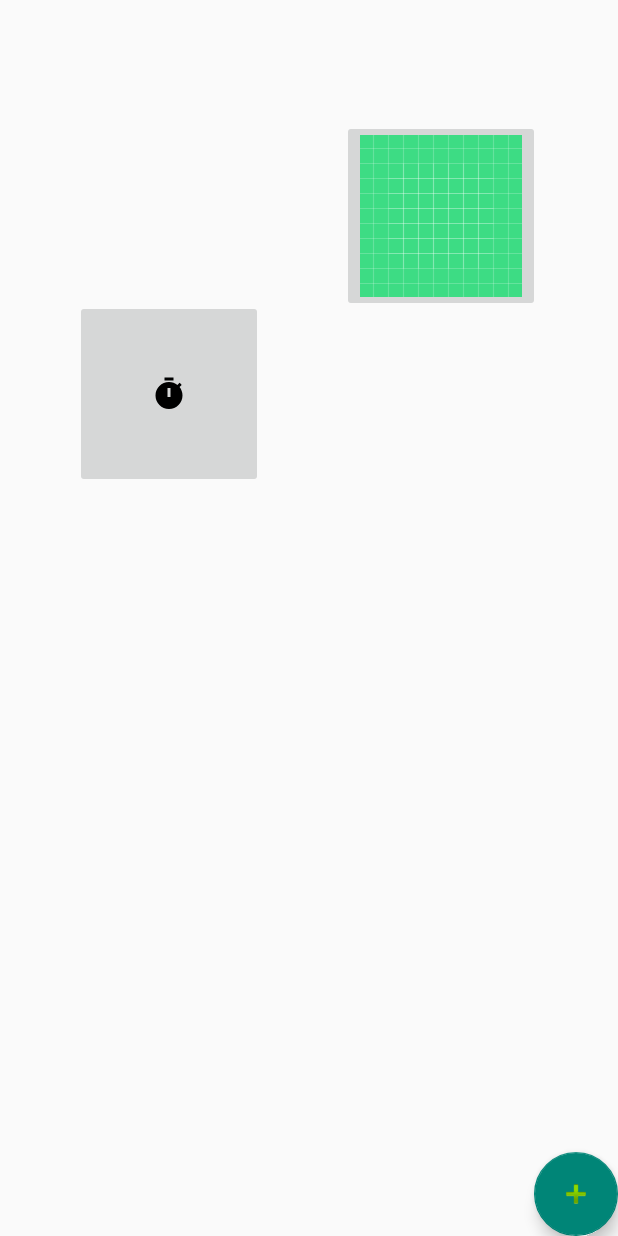
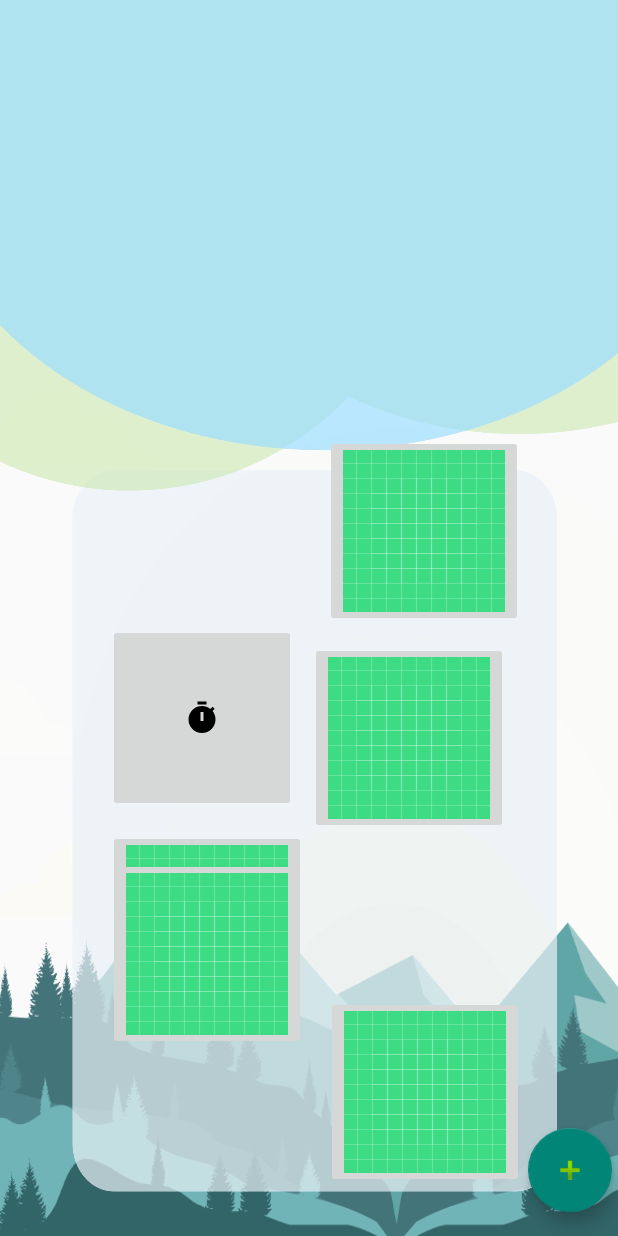
Before and after one commit to Som3on31/TestTimer, an Android app: the layout fragment_home.xml on its own in the app's theme, with its tools: preview values and no code run, on a phone screen of 412 x 824 dp. Run offline under Robolectric (Android 15) with nearby library versions, the phone set to English and light mode, and no system bars.

Commit message:
bg coupon, home

```diff
--- a/app/src/main/res/layout/fragment_coupon.xml
+++ b/app/src/main/res/layout/fragment_coupon.xml
@@ -1,6 +1,20 @@
 <?xml version="1.0" encoding="utf-8"?>
 <androidx.constraintlayout.widget.ConstraintLayout xmlns:android="http://schemas.android.com/apk/res/android"
+    xmlns:app="http://schemas.android.com/apk/res-auto"
+    xmlns:tools="http://schemas.android.com/tools"
     android:layout_width="match_parent"
-    android:layout_height="match_parent">
+    android:layout_height="match_parent"
+    android:background="@drawable/coupon_bg">
+
+    <!--    menu button-->
+    <Button
+        android:id="@+id/button"
+        android:layout_width="40dp"
+        android:layout_height="40dp"
+        android:layout_marginStart="24dp"
+        android:layout_marginTop="28dp"
+        android:background="@drawable/menu_icon2"
+        app:layout_constraintStart_toStartOf="parent"
+        app:layout_constraintTop_toTopOf="parent" />
 
 </androidx.constraintlayout.widget.ConstraintLayout>
--- a/app/src/main/res/layout/fragment_home.xml
+++ b/app/src/main/res/layout/fragment_home.xml
@@ -1,9 +1,10 @@
 <?xml version="1.0" encoding="utf-8"?>
 <androidx.constraintlayout.widget.ConstraintLayout xmlns:android="http://schemas.android.com/apk/res/android"
+    xmlns:app="http://schemas.android.com/apk/res-auto"
     xmlns:tools="http://schemas.android.com/tools"
     android:layout_width="match_parent"
     android:layout_height="match_parent"
-    xmlns:app="http://schemas.android.com/apk/res-auto"
+    android:background="@drawable/home_bg"
     tools:context=".HomeFragment">
 
     <TextView
@@ -19,47 +20,119 @@
         android:id="@+id/imageButton"
         android:layout_width="125dp"
         android:layout_height="125dp"
-        android:layout_marginStart="50dp"
+        android:layout_marginStart="72dp"
 
-
-        android:layout_marginTop="200dp"
+        android:layout_marginTop="416dp"
         android:contentDescription="@string/timericon"
         app:layout_constraintStart_toStartOf="parent"
         app:layout_constraintTop_toTopOf="parent"
         app:srcCompat="@drawable/baseline_timer_24"
         tools:layout_marginLeft="50dp"
-        tools:layout_marginTop="80dp" />
+        tools:layout_marginTop="300dp" />
 
     <ImageButton
         android:id="@+id/imageButton2"
         android:layout_width="wrap_content"
         android:layout_height="wrap_content"
-        android:layout_marginStart="228dp"
+        android:layout_marginStart="144dp"
 
-        android:layout_marginTop="80dp"
+        android:layout_marginTop="290dp"
+        android:contentDescription="@string/placeholder"
+        app:layout_constraintEnd_toEndOf="parent"
+
+        app:layout_constraintHorizontal_bias="0.015"
+        app:layout_constraintRight_toLeftOf="parent"
+        app:layout_constraintStart_toStartOf="@+id/imageButton"
+        app:layout_constraintTop_toTopOf="parent"
+        app:srcCompat="@drawable/ic_launcher_background"
+        tools:layout_marginLeft="40dp"
+        tools:layout_marginTop="300dp" />
+
+    <ImageButton
+        android:id="@+id/imageButton3"
+        android:layout_width="wrap_content"
+        android:layout_height="wrap_content"
+        android:layout_marginStart="72dp"
+
+        android:layout_marginTop="12dp"
+
+        android:layout_marginEnd="12dp"
+        android:contentDescription="@string/placeholder"
+        app:layout_constraintEnd_toStartOf="@+id/imageButton4"
+        app:layout_constraintHorizontal_bias="0.0"
+        app:layout_constraintStart_toStartOf="parent"
+        app:layout_constraintTop_toBottomOf="@+id/imageButton"
+        app:srcCompat="@drawable/ic_launcher_background"
+        tools:layout_marginLeft="40dp" />
+
+    <ImageButton
+        android:id="@+id/imageButton4"
+        android:layout_width="wrap_content"
+        android:layout_height="wrap_content"
+
+        android:layout_marginTop="10dp"
+        android:layout_marginBottom="5dp"
+        android:contentDescription="@string/placeholder"
+
+        app:layout_constraintBottom_toTopOf="@+id/imageButton6"
+        app:layout_constraintEnd_toEndOf="parent"
+        app:layout_constraintHorizontal_bias="0.738"
+        app:layout_constraintRight_toLeftOf="parent"
+        app:layout_constraintStart_toStartOf="parent"
+        app:layout_constraintTop_toBottomOf="@+id/imageButton2"
+        app:layout_constraintVertical_bias="0.0"
+        app:srcCompat="@drawable/ic_launcher_background"
+        tools:layout_marginLeft="40dp" />
+
+    <ImageButton
+        android:id="@+id/imageButton5"
+        android:layout_width="wrap_content"
+        android:layout_height="wrap_content"
+        android:layout_marginStart="72dp"
+
+        android:layout_marginTop="572dp"
         android:contentDescription="@string/placeholder"
         app:layout_constraintRight_toLeftOf="parent"
 
         app:layout_constraintStart_toStartOf="parent"
         app:layout_constraintTop_toTopOf="parent"
         app:srcCompat="@drawable/ic_launcher_background"
-        tools:layout_marginLeft="50dp"
-        tools:layout_marginTop="80dp" />
+        tools:layout_marginLeft="40dp" />
+
+    <ImageButton
+        android:id="@+id/imageButton6"
+        android:layout_width="wrap_content"
+        android:layout_height="wrap_content"
+
+        android:layout_marginStart="10dp"
+        android:layout_marginEnd="60dp"
+
+        android:layout_marginBottom="32dp"
+        android:contentDescription="@string/placeholder"
+        app:layout_constraintBottom_toBottomOf="parent"
+
+        app:layout_constraintEnd_toEndOf="parent"
+        app:layout_constraintRight_toLeftOf="parent"
+        app:layout_constraintStart_toEndOf="@+id/imageButton5"
+        app:srcCompat="@drawable/ic_launcher_background"
+        tools:layout_marginLeft="40dp" />
 
     <com.google.android.material.floatingactionbutton.FloatingActionButton
         android:id="@+id/floatingActionButton"
         android:layout_width="wrap_content"
         android:layout_height="wrap_content"
+        android:layout_marginEnd="4dp"
+        android:layout_marginBottom="16dp"
+
         android:clickable="true"
+        android:contentDescription="@string/placeholder_again"
+
+        android:focusable="true"
+        app:layout_constraintBottom_toBottomOf="parent"
+        app:layout_constraintEnd_toEndOf="parent"
         app:srcCompat="@android:drawable/ic_input_add"
-
-        app:layout_constraintEnd_toEndOf="parent"
-        app:layout_constraintBottom_toBottomOf="parent"
-
-        tools:layout_marginRight="20dp"
         tools:layout_marginBottom="20dp"
-        android:contentDescription="@string/placeholder_again"
-        android:focusable="true" />
+        tools:layout_marginRight="20dp" />
 
 
 </androidx.constraintlayout.widget.ConstraintLayout>
```
Also changed, not shown: app/src/main/res/drawable/coupon_bg.jpg (added), app/src/main/res/drawable/home_bg.jpg (added).
